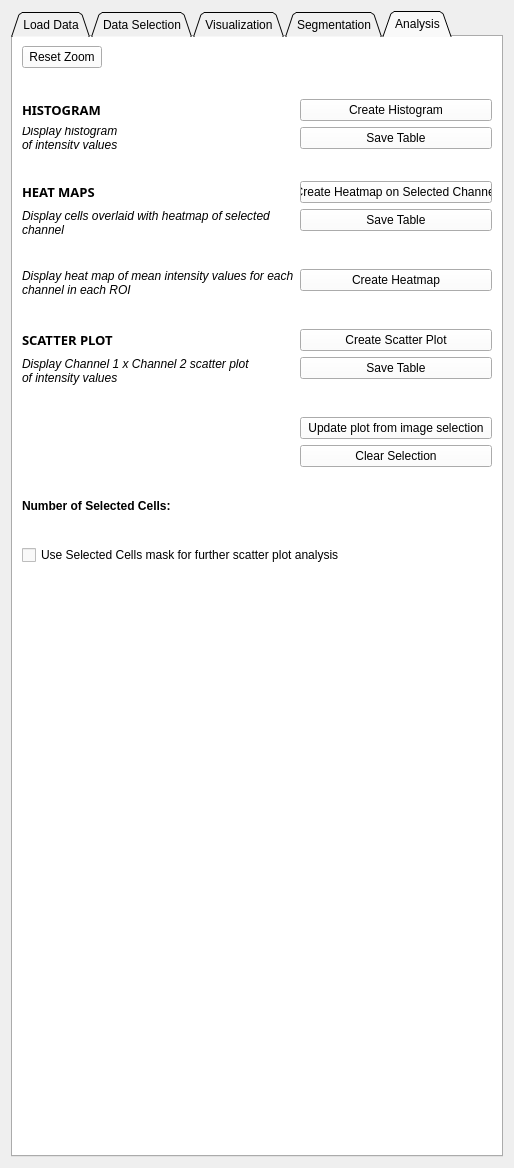
This is HypModuleCode/Resources/UI/HypModuleCode.ui in SlicerMicro/Slicer-TITAN as Qt 5 draws it before an edit. The edited form follows.
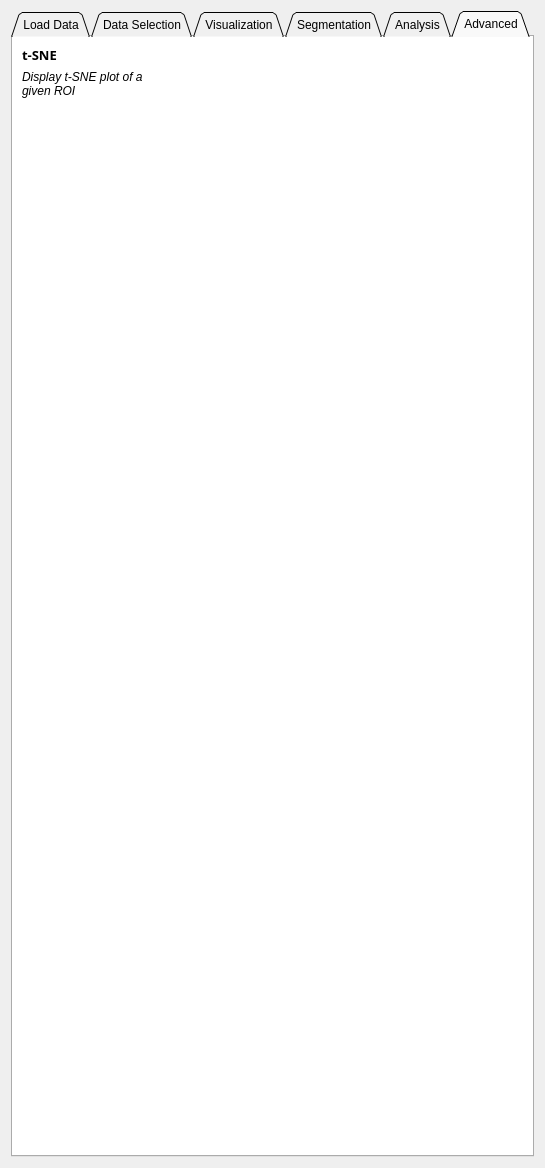
This is the edited form. Custom widgets are drawn as their Qt base class.

Commit message: ENH: Added "Advanced" tab to UI

Patch:
```diff
--- a/HypModuleCode/Resources/UI/HypModuleCode.ui
+++ b/HypModuleCode/Resources/UI/HypModuleCode.ui
@@ -249,7 +249,7 @@
       <enum>QTabWidget::Triangular</enum>
      </property>
      <property name="currentIndex">
-      <number>4</number>
+      <number>5</number>
      </property>
      <property name="usesScrollButtons">
       <bool>false</bool>
@@ -1714,6 +1714,43 @@
        </item>
       </layout>
      </widget>
+     <widget class="QWidget" name="tab_3">
+      <attribute name="title">
+       <string>Advanced</string>
+      </attribute>
+      <layout class="QFormLayout" name="formLayout_3">
+       <item row="0" column="0">
+        <widget class="QLabel" name="label_31">
+         <property name="font">
+          <font>
+           <family>Montserrat</family>
+           <pointsize>10</pointsize>
+           <weight>75</weight>
+           <bold>true</bold>
+          </font>
+         </property>
+         <property name="text">
+          <string>t-SNE</string>
+         </property>
+        </widget>
+       </item>
+       <item row="1" column="0">
+        <widget class="QLabel" name="label_32">
+         <property name="font">
+          <font>
+           <italic>true</italic>
+          </font>
+         </property>
+         <property name="text">
+          <string>Display t-SNE plot of a given ROI</string>
+         </property>
+         <property name="wordWrap">
+          <bool>true</bool>
+         </property>
+        </widget>
+       </item>
+      </layout>
+     </widget>
     </widget>
    </item>
   </layout>
```
